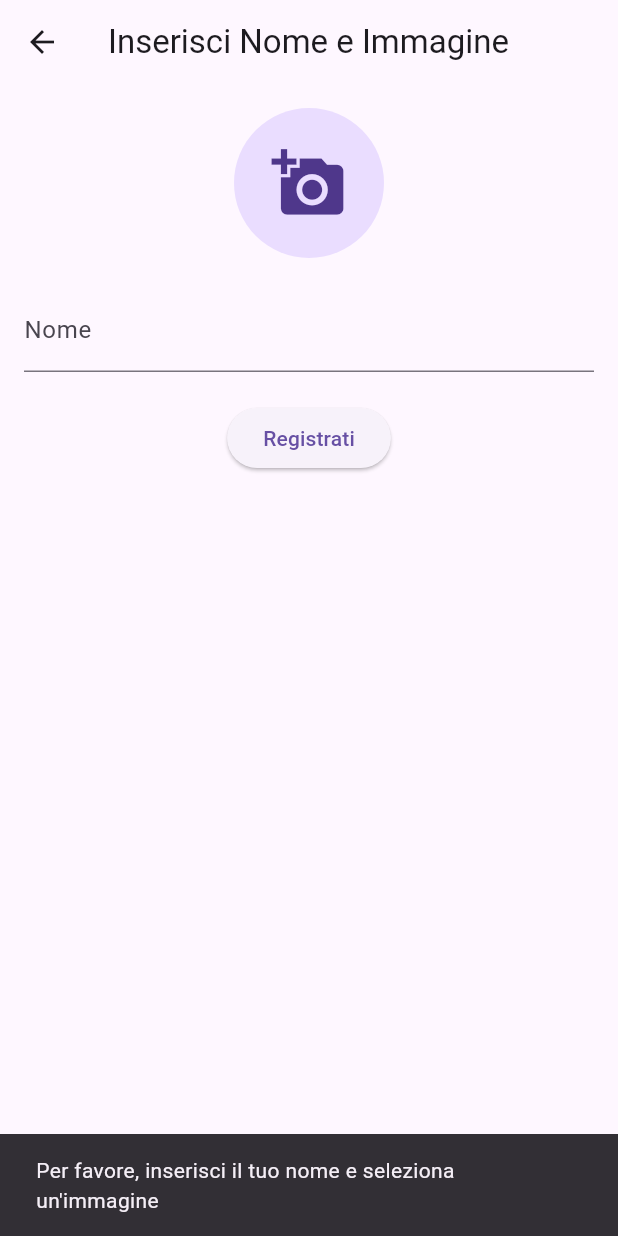
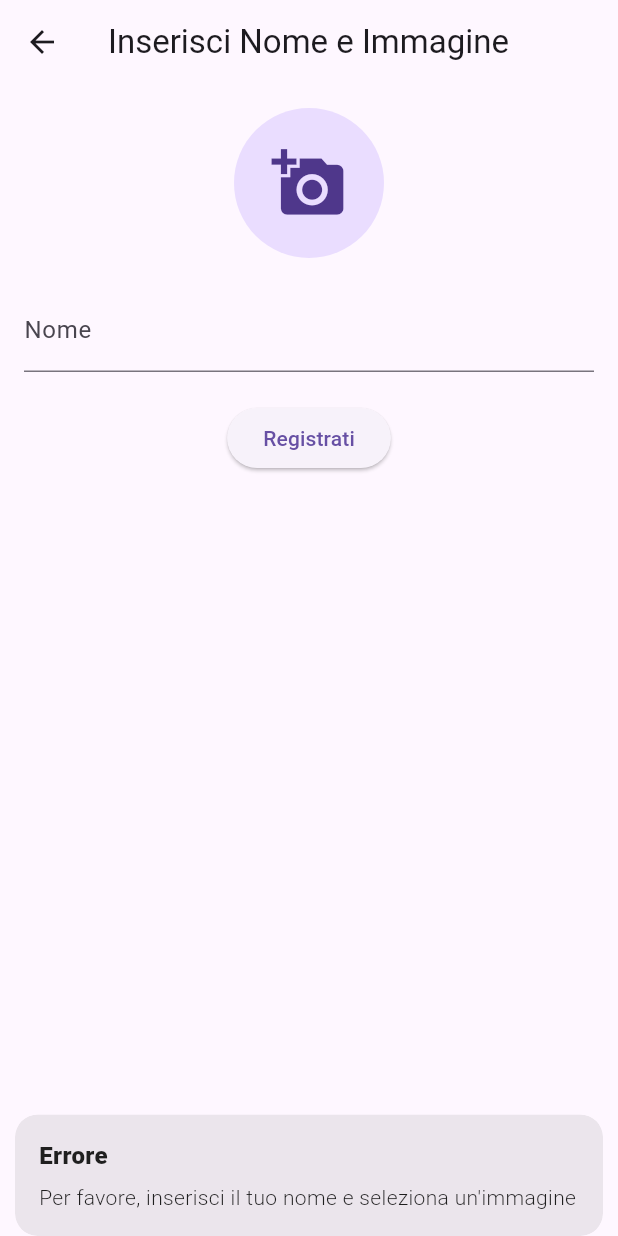
Before and after one commit to mariaandreealavric/TOO-Taps, a Flutter app: the SignUpNamePage screen opened directly with empty values, after a tap on "Registrati", on a phone screen of 412 x 824 dp. Run offline on Flutter 3.47's test engine with Material 3 defaults, Android fonts, the phone set to English and light mode, and no system bars; our stand-ins replace cloud_firestore, firebase_auth, firebase_core, flutter_local_notifications, get, image_picker and 3 more; accounts and stored records are empty.

Commit message:
modificato tutto da provider a getX e aggiornato AndroidManifest.xml e pubspec.yaml

```diff
--- a/lib/Views/Auth/signup_name.dart
+++ b/lib/Views/Auth/signup_name.dart
@@ -1,7 +1,7 @@
 import 'dart:io';
 import 'package:flutter/material.dart';
+import 'package:get/get.dart'; // Importa GetX
 import 'package:image_picker/image_picker.dart';
-import 'package:provider/provider.dart';
 import 'package:fingerfy/services/auth_service.dart';
 
 class SignUpNamePage extends StatefulWidget {
@@ -13,7 +13,6 @@ class SignUpNamePage extends StatefulWidget {
   @override
   SignUpNamePageState createState() => SignUpNamePageState();
 }
-
 
 class SignUpNamePageState extends State<SignUpNamePage> {
   final TextEditingController _nameController = TextEditingController();
@@ -31,16 +30,14 @@ class SignUpNamePageState extends State<SignUpNamePage> {
 
   Future<void> _signUp() async {
     if (_image == null || _nameController.text.isEmpty) {
-      ScaffoldMessenger.of(context).showSnackBar(
-        const SnackBar(content: Text('Per favore, inserisci il tuo nome e seleziona un\'immagine')),
-      );
+      Get.snackbar('Errore', 'Per favore, inserisci il tuo nome e seleziona un\'immagine', // Usa GetX per Snackbar
+          snackPosition: SnackPosition.BOTTOM);
       return;
     }
 
     if (!_isValidEmail(widget.email)) {
-      ScaffoldMessenger.of(context).showSnackBar(
-        const SnackBar(content: Text('Per favore, inserisci un\'email valida')),
-      );
+      Get.snackbar('Errore', 'Per favore, inserisci un\'email valida', // Usa GetX per Snackbar
+          snackPosition: SnackPosition.BOTTOM);
       return;
     }
 
@@ -48,7 +45,7 @@ class SignUpNamePageState extends State<SignUpNamePage> {
       _isSigningUp = true;
     });
 
-    final authService = Provider.of<AuthService>(context, listen: false);
+    final authService = Get.find<AuthService>(); // Usa GetX per ottenere il servizio di autenticazione
     try {
       await authService.signUpWithEmailAndPassword(
         widget.email,
@@ -58,13 +55,12 @@ class SignUpNamePageState extends State<SignUpNamePage> {
       );
 
       if (mounted) {
-        Navigator.pushReplacementNamed(context, '/login');
+        Get.offNamed('/login'); // Usa GetX per la navigazione
       }
     } catch (e) {
       if (mounted) {
-        ScaffoldMessenger.of(context).showSnackBar(
-          SnackBar(content: Text('Errore durante la registrazione: $e')),
-        );
+        Get.snackbar('Errore durante la registrazione', '$e', // Usa GetX per Snackbar
+            snackPosition: SnackPosition.BOTTOM);
       }
     } finally {
       setState(() {
--- a/lib/Views/auth_wrapper.dart
+++ b/lib/Views/auth_wrapper.dart
@@ -1,7 +1,6 @@
 import 'package:flutter/material.dart';
 import 'package:get/get.dart';
 import '../controllers/profile_controller.dart';
-import '../main.dart';
 import 'auth_check.dart';
 import 'home_page.dart';
 
--- a/lib/Views/challenge.dart
+++ b/lib/Views/challenge.dart
@@ -1,4 +1,4 @@
-import 'package:fingerfy/controllers/challenge_provider.dart'; // Assicurati che sia un controller GetX
+import 'package:fingerfy/controllers/challenge_controller.dart'; // Assicurati che sia un controller GetX
 import 'package:flutter/material.dart';
 import 'package:get/get.dart'; // Importa GetX
 import '../controllers/profile_controller.dart'; // Importa ProfileController
--- a/lib/Widgets/Profilo widgets/medaglia.dart
+++ b/lib/Widgets/Profilo widgets/medaglia.dart
@@ -1,15 +1,13 @@
-
 import 'package:fingerfy/controllers/theme_controller.dart';
 import 'package:flutter/material.dart';
-import 'package:provider/provider.dart';
-
+import 'package:get/get.dart'; // Importa GetX
 
 class Medaglia extends StatelessWidget {
   const Medaglia({super.key});
 
   @override
   Widget build(BuildContext context) {
-    final themeProvider = Provider.of<ThemeController>(context);
+    final themeController = Get.find<ThemeController>(); // Usa GetX per ottenere il controller
 
     return CircleAvatar(
       radius: 30,
--- a/lib/controllers/Contatori/touch_scroll_monitor.dart
+++ b/lib/controllers/Contatori/touch_scroll_monitor.dart
@@ -2,6 +2,8 @@ import 'package:flutter/material.dart';
 import 'package:get/get.dart'; // Importa GetX
 
 class TouchScrollMonitor extends StatefulWidget {
+  const TouchScrollMonitor({super.key});
+
   @override
   _TouchScrollMonitorState createState() => _TouchScrollMonitorState();
 }
--- a/lib/controllers/theme_controller.dart
+++ b/lib/controllers/theme_controller.dart
@@ -3,12 +3,12 @@ import 'package:flutter/material.dart';
 import 'package:get/get.dart';
 
 class ThemeController extends GetxController {
-  var _boxDecoration = const BoxDecoration(
+  final _boxDecoration = const BoxDecoration(
     color: Colors.black,
   ).obs;
-  var _shadowColor = Colors.blue.withOpacity(0.4).obs;
-  var _currentTheme = ThemeData.light().obs;
-  var _listTileColor = Colors.blue.obs;
+  final _shadowColor = Colors.blue.withOpacity(0.4).obs;
+  final _currentTheme = ThemeData.light().obs;
+  final _listTileColor = Colors.blue.obs;
 
   ThemeData get currentTheme => _currentTheme.value;
   Color get shadowColor => _shadowColor.value;
--- a/pubspec.yaml
+++ b/pubspec.yaml
@@ -31,7 +31,6 @@ dependencies:
   flutter:
     sdk: flutter
   get: ^4.6.5
-  provider: ^6.1.2
   cupertino_icons: ^1.0.8
   material_color_utilities: 0.8.0
   leak_tracker_flutter_testing: 3.0.3
```
Also changed, not shown: lib/Views/Auth/login_page.dart (+6 -6 lines), lib/Widgets/bottoni/bottone_profilo.dart (+5 -10 lines), lib/Widgets/bottoni/challenge_button.dart (+13 -12 lines), lib/controllers/challenge_controller.dart (renamed from lib/controllers/challenge_provider.dart, +6 -10 lines), pubspec.lock, 1 other file.
